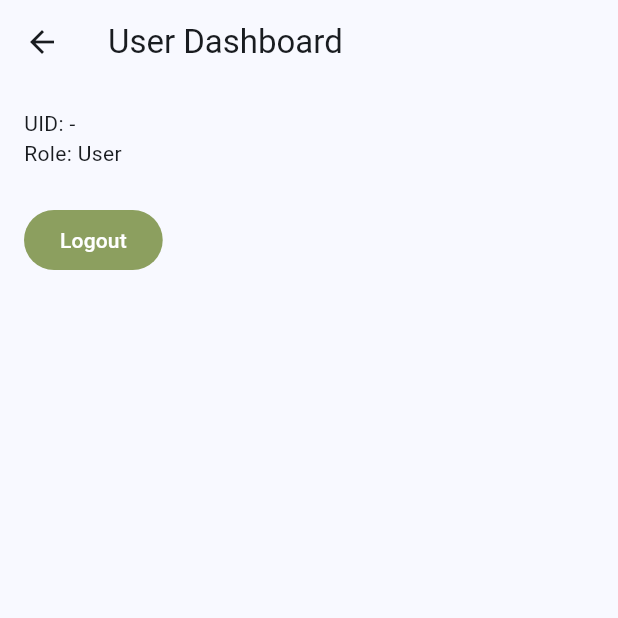
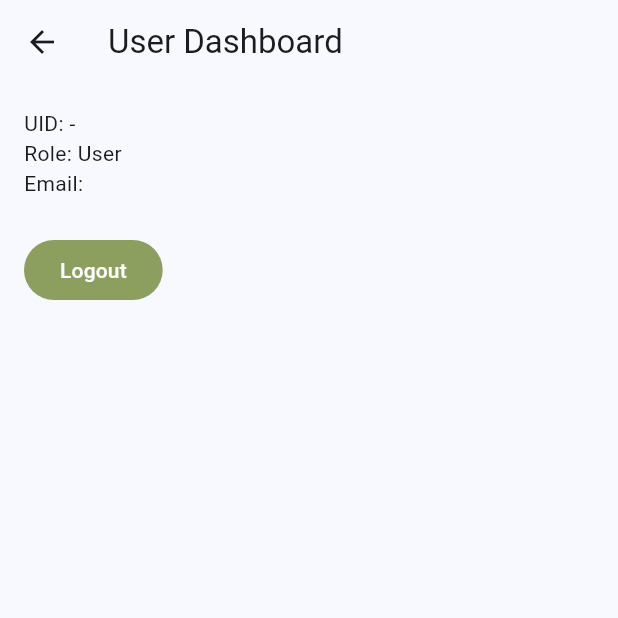
Before and after one commit to He9sham/Hodorak, a Flutter app: the UserDashboardScreen screen opened by its route, on a phone screen of 412 x 824 dp, the top half of it. Run offline on Flutter 3.47's test engine with Material 3 defaults, Android fonts, the phone set to English and light mode, and no system bars; our stand-ins replace animated_splash_screen, flutter_riverpod, flutter_screenutil, font_awesome_flutter, google_fonts, page_transition and 1 more; missing offline and left inert: odoo_rpc; accounts and stored records are empty.

Commit message:
Add email display to UserDashboardScreen for enhanced user information visibility.

```diff
--- a/lib/features/main_navigation/user_dashboard_screen.dart
+++ b/lib/features/main_navigation/user_dashboard_screen.dart
@@ -19,6 +19,7 @@ class UserDashboardScreen extends ConsumerWidget {
           children: [
             Text('UID: ${session.uid ?? '-'}'),
             Text('Role: ${session.isAdmin ? 'Admin' : 'User'}'),
+            Text("Email: ${session.name ?? ''}"),
             const SizedBox(height: 24),
             FilledButton(
               onPressed: () {
```
